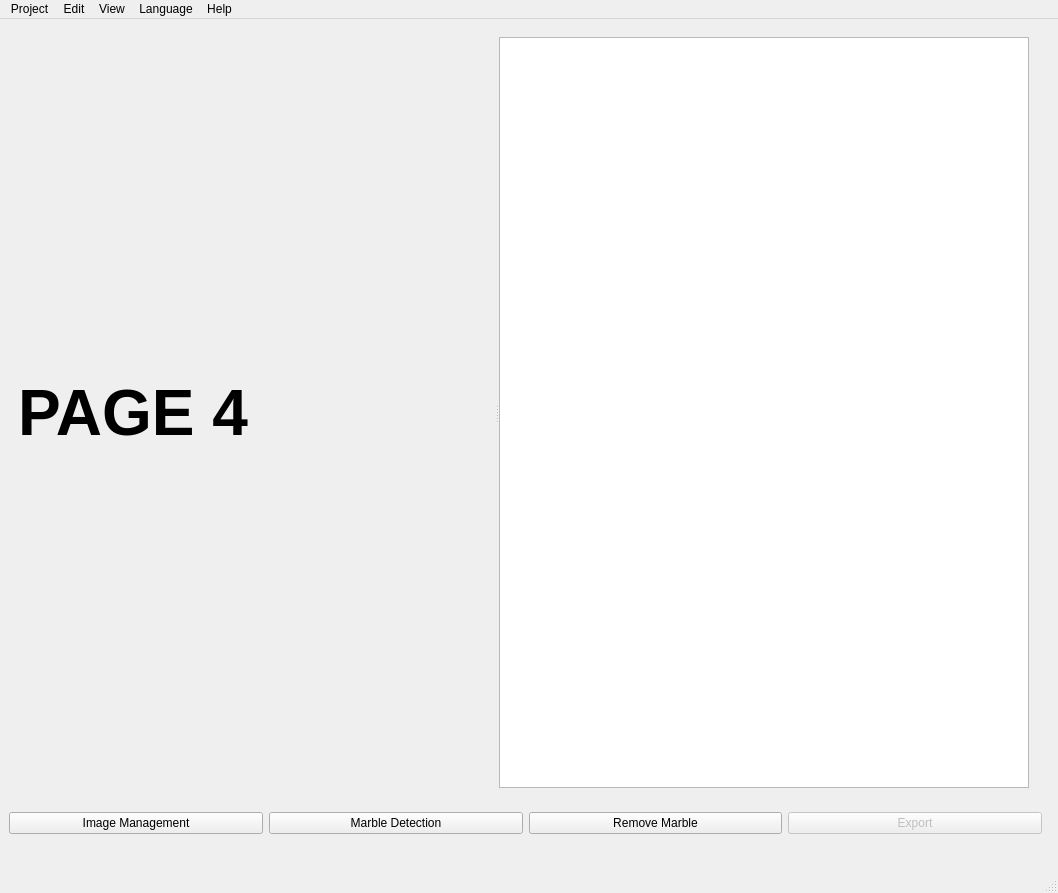
Before: the Qt Designer form RTIe/RTIe_builder/system_ui.ui in Super-SaiyanSandwich/ECMM427, drawn with Qt 5.
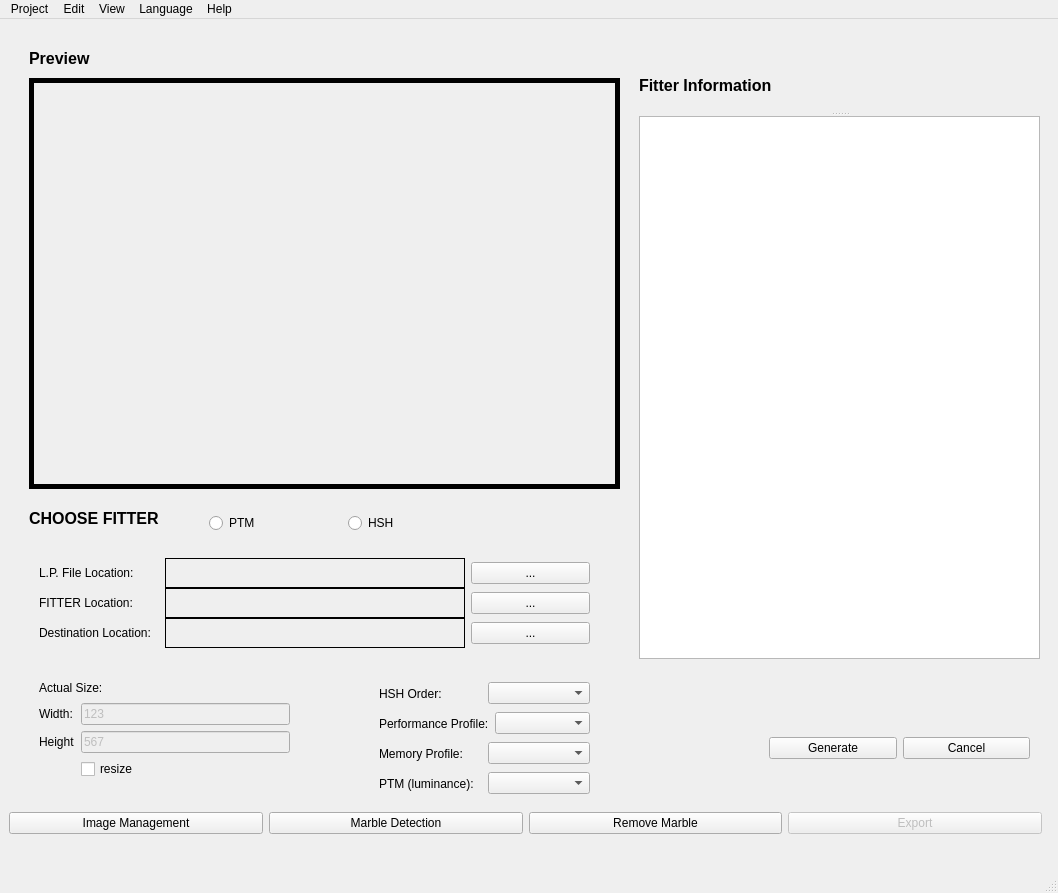
After: the same form once the commit is applied. The open tabs and pages were chosen to show the change. Icons and pictures are not drawn.

Commit message:
PTM Fitter
Added a Fitter page and have made the ptm fitter work as well as adding an error message when there are any files reqired as arguments missing.

```diff
--- a/RTIe/RTIe_builder/system_ui.ui
+++ b/RTIe/RTIe_builder/system_ui.ui
@@ -37,7 +37,7 @@
     </size>
    </property>
    <layout class="QGridLayout" name="gridLayout_2">
-    <item row="1" column="0">
+    <item row="0" column="1">
      <widget class="QStackedWidget" name="stackedWidget">
       <property name="enabled">
        <bool>true</bool>
@@ -2356,45 +2356,872 @@
          </item>
         </layout>
        </widget>
+       <widget class="QLabel" name="label_16">
+        <property name="geometry">
+         <rect>
+          <x>20</x>
+          <y>470</y>
+          <width>211</width>
+          <height>41</height>
+         </rect>
+        </property>
+        <property name="font">
+         <font>
+          <family>MS Shell Dlg 2</family>
+          <pointsize>12</pointsize>
+          <weight>75</weight>
+          <italic>false</italic>
+          <bold>true</bold>
+          <strikeout>false</strikeout>
+          <kerning>true</kerning>
+         </font>
+        </property>
+        <property name="text">
+         <string>CHOOSE FITTER</string>
+        </property>
+       </widget>
+       <widget class="QLabel" name="image_Label_3">
+        <property name="geometry">
+         <rect>
+          <x>20</x>
+          <y>50</y>
+          <width>591</width>
+          <height>411</height>
+         </rect>
+        </property>
+        <property name="sizePolicy">
+         <sizepolicy hsizetype="Expanding" vsizetype="Expanding">
+          <horstretch>0</horstretch>
+          <verstretch>0</verstretch>
+         </sizepolicy>
+        </property>
+        <property name="minimumSize">
+         <size>
+          <width>300</width>
+          <height>300</height>
+         </size>
+        </property>
+        <property name="frameShape">
+         <enum>QFrame::Box</enum>
+        </property>
+        <property name="frameShadow">
+         <enum>QFrame::Plain</enum>
+        </property>
+        <property name="lineWidth">
+         <number>5</number>
+        </property>
+        <property name="text">
+         <string/>
+        </property>
+        <property name="scaledContents">
+         <bool>true</bool>
+        </property>
+        <property name="alignment">
+         <set>Qt::AlignCenter</set>
+        </property>
+       </widget>
+       <widget class="QLabel" name="label_18">
+        <property name="geometry">
+         <rect>
+          <x>20</x>
+          <y>10</y>
+          <width>211</width>
+          <height>41</height>
+         </rect>
+        </property>
+        <property name="font">
+         <font>
+          <family>MS Shell Dlg 2</family>
+          <pointsize>12</pointsize>
+          <weight>75</weight>
+          <italic>false</italic>
+          <bold>true</bold>
+          <strikeout>false</strikeout>
+          <kerning>true</kerning>
+         </font>
+        </property>
+        <property name="text">
+         <string>Preview</string>
+        </property>
+       </widget>
+       <widget class="QWidget" name="layoutWidget">
+        <property name="geometry">
+         <rect>
+          <x>760</x>
+          <y>700</y>
+          <width>261</width>
+          <height>41</height>
+         </rect>
+        </property>
+        <layout class="QHBoxLayout" name="horizontalLayout_5">
+         <item>
+          <widget class="QPushButton" name="generate_Btn">
+           <property name="text">
+            <string>Generate</string>
+           </property>
+          </widget>
+         </item>
+         <item>
+          <widget class="QPushButton" name="pushButton_4">
+           <property name="enabled">
+            <bool>true</bool>
+           </property>
+           <property name="text">
+            <string>Cancel</string>
+           </property>
+          </widget>
+         </item>
+        </layout>
+       </widget>
        <widget class="QSplitter" name="splitter_2">
         <property name="geometry">
          <rect>
-          <x>9</x>
-          <y>9</y>
-          <width>1011</width>
-          <height>751</height>
+          <x>630</x>
+          <y>30</y>
+          <width>401</width>
+          <height>601</height>
          </rect>
         </property>
         <property name="orientation">
-         <enum>Qt::Horizontal</enum>
+         <enum>Qt::Vertical</enum>
         </property>
-        <widget class="QLabel" name="label_5">
-         <property name="sizePolicy">
-          <sizepolicy hsizetype="Expanding" vsizetype="Expanding">
-           <horstretch>0</horstretch>
-           <verstretch>0</verstretch>
-          </sizepolicy>
-         </property>
+        <widget class="QLabel" name="label_14">
          <property name="font">
           <font>
-           <pointsize>48</pointsize>
+           <pointsize>12</pointsize>
            <weight>75</weight>
            <bold>true</bold>
           </font>
          </property>
          <property name="text">
-          <string>PAGE 4</string>
+          <string>Fitter Information</string>
          </property>
         </widget>
-        <widget class="QListWidget" name="listWidget_5">
-         <property name="sizePolicy">
-          <sizepolicy hsizetype="Expanding" vsizetype="Expanding">
-           <horstretch>0</horstretch>
-           <verstretch>0</verstretch>
-          </sizepolicy>
+        <widget class="QTextBrowser" name="fitter_Info">
+         <property name="html">
+          <string>&lt;!DOCTYPE HTML PUBLIC &quot;-//W3C//DTD HTML 4.0//EN&quot; &quot;http://www.w3.org/TR/REC-html40/strict.dtd&quot;&gt;
+&lt;html&gt;&lt;head&gt;&lt;meta name=&quot;qrichtext&quot; content=&quot;1&quot; /&gt;&lt;style type=&quot;text/css&quot;&gt;
+p, li { white-space: pre-wrap; }
+&lt;/style&gt;&lt;/head&gt;&lt;body style=&quot; font-family:'MS Shell Dlg 2'; font-size:7.8pt; font-weight:400; font-style:normal;&quot;&gt;
+&lt;p style=&quot;-qt-paragraph-type:empty; margin-top:0px; margin-bottom:0px; margin-left:0px; margin-right:0px; -qt-block-indent:0; text-indent:0px; font-family:'MS Shell Dlg 2';&quot;&gt;&lt;br /&gt;&lt;/p&gt;&lt;/body&gt;&lt;/html&gt;</string>
          </property>
         </widget>
        </widget>
+       <widget class="QWidget" name="layoutWidget_11">
+        <property name="geometry">
+         <rect>
+          <x>30</x>
+          <y>650</y>
+          <width>251</width>
+          <height>101</height>
+         </rect>
+        </property>
+        <layout class="QGridLayout" name="gridLayout_6">
+         <item row="0" column="0" colspan="2">
+          <widget class="QLabel" name="label_22">
+           <property name="text">
+            <string>Actual Size:</string>
+           </property>
+          </widget>
+         </item>
+         <item row="2" column="0">
+          <widget class="QLabel" name="label_24">
+           <property name="text">
+            <string>Width:</string>
+           </property>
+          </widget>
+         </item>
+         <item row="3" column="0">
+          <widget class="QLabel" name="label_25">
+           <property name="text">
+            <string>Height</string>
+           </property>
+          </widget>
+         </item>
+         <item row="4" column="1">
+          <widget class="QCheckBox" name="resize_Checkbox">
+           <property name="text">
+            <string>resize</string>
+           </property>
+           <property name="checked">
+            <bool>false</bool>
+           </property>
+          </widget>
+         </item>
+         <item row="2" column="1">
+          <widget class="QLineEdit" name="width_Measurement">
+           <property name="enabled">
+            <bool>false</bool>
+           </property>
+           <property name="text">
+            <string>123</string>
+           </property>
+          </widget>
+         </item>
+         <item row="3" column="1">
+          <widget class="QLineEdit" name="height_Measurement">
+           <property name="enabled">
+            <bool>false</bool>
+           </property>
+           <property name="text">
+            <string>567</string>
+           </property>
+          </widget>
+         </item>
+        </layout>
+       </widget>
+       <widget class="QWidget" name="layoutWidget_14">
+        <property name="geometry">
+         <rect>
+          <x>370</x>
+          <y>680</y>
+          <width>211</width>
+          <height>31</height>
+         </rect>
+        </property>
+        <layout class="QHBoxLayout" name="horizontalLayout_17">
+         <item>
+          <widget class="QLabel" name="label_28">
+           <property name="text">
+            <string>Performance Profile:</string>
+           </property>
+          </widget>
+         </item>
+         <item>
+          <widget class="QComboBox" name="performance_Profile">
+           <item>
+            <property name="text">
+             <string/>
+            </property>
+           </item>
+           <item>
+            <property name="text">
+             <string>1</string>
+            </property>
+           </item>
+           <item>
+            <property name="text">
+             <string>2</string>
+            </property>
+           </item>
+           <item>
+            <property name="text">
+             <string>3</string>
+            </property>
+           </item>
+          </widget>
+         </item>
+        </layout>
+       </widget>
+       <widget class="QWidget" name="layoutWidget_15">
+        <property name="geometry">
+         <rect>
+          <x>370</x>
+          <y>710</y>
+          <width>211</width>
+          <height>31</height>
+         </rect>
+        </property>
+        <layout class="QHBoxLayout" name="horizontalLayout_18">
+         <item>
+          <widget class="QLabel" name="label_29">
+           <property name="text">
+            <string>Memory Profile:</string>
+           </property>
+          </widget>
+         </item>
+         <item>
+          <widget class="QComboBox" name="Memory_Profile">
+           <item>
+            <property name="text">
+             <string/>
+            </property>
+           </item>
+           <item>
+            <property name="text">
+             <string>1</string>
+            </property>
+           </item>
+           <item>
+            <property name="text">
+             <string>2</string>
+            </property>
+           </item>
+           <item>
+            <property name="text">
+             <string>3</string>
+            </property>
+           </item>
+          </widget>
+         </item>
+        </layout>
+       </widget>
+       <widget class="QWidget" name="layoutWidget_13">
+        <property name="geometry">
+         <rect>
+          <x>370</x>
+          <y>650</y>
+          <width>211</width>
+          <height>31</height>
+         </rect>
+        </property>
+        <layout class="QHBoxLayout" name="horizontalLayout_16">
+         <item>
+          <widget class="QLabel" name="label_27">
+           <property name="text">
+            <string>HSH Order:</string>
+           </property>
+          </widget>
+         </item>
+         <item>
+          <widget class="QComboBox" name="hsh_Order">
+           <item>
+            <property name="text">
+             <string/>
+            </property>
+           </item>
+           <item>
+            <property name="text">
+             <string>1</string>
+            </property>
+           </item>
+           <item>
+            <property name="text">
+             <string>2</string>
+            </property>
+           </item>
+           <item>
+            <property name="text">
+             <string>3</string>
+            </property>
+           </item>
+          </widget>
+         </item>
+        </layout>
+       </widget>
+       <widget class="QWidget" name="layoutWidget">
+        <property name="geometry">
+         <rect>
+          <x>200</x>
+          <y>480</y>
+          <width>271</width>
+          <height>31</height>
+         </rect>
+        </property>
+        <layout class="QHBoxLayout" name="horizontalLayout_3">
+         <item>
+          <widget class="QRadioButton" name="ptm_Fitter">
+           <property name="enabled">
+            <bool>true</bool>
+           </property>
+           <property name="text">
+            <string>PTM</string>
+           </property>
+           <property name="checkable">
+            <bool>true</bool>
+           </property>
+           <property name="checked">
+            <bool>false</bool>
+           </property>
+           <property name="autoExclusive">
+            <bool>true</bool>
+           </property>
+          </widget>
+         </item>
+         <item>
+          <widget class="QRadioButton" name="hsh_Fitter">
+           <property name="text">
+            <string>HSH</string>
+           </property>
+          </widget>
+         </item>
+        </layout>
+       </widget>
+       <widget class="QWidget" name="layoutWidget">
+        <property name="geometry">
+         <rect>
+          <x>30</x>
+          <y>530</y>
+          <width>551</width>
+          <height>30</height>
+         </rect>
+        </property>
+        <layout class="QHBoxLayout" name="horizontalLayout_6">
+         <item>
+          <widget class="QLabel" name="label_26">
+           <property name="text">
+            <string>L.P. File Location:</string>
+           </property>
+          </widget>
+         </item>
+         <item>
+          <widget class="QLabel" name="temp">
+           <property name="enabled">
+            <bool>true</bool>
+           </property>
+           <property name="sizePolicy">
+            <sizepolicy hsizetype="Preferred" vsizetype="Preferred">
+             <horstretch>0</horstretch>
+             <verstretch>0</verstretch>
+            </sizepolicy>
+           </property>
+           <property name="minimumSize">
+            <size>
+             <width>300</width>
+             <height>0</height>
+            </size>
+           </property>
+           <property name="palette">
+            <palette>
+             <active>
+              <colorrole role="WindowText">
+               <brush brushstyle="SolidPattern">
+                <color alpha="255">
+                 <red>0</red>
+                 <green>0</green>
+                 <blue>0</blue>
+                </color>
+               </brush>
+              </colorrole>
+              <colorrole role="Text">
+               <brush brushstyle="SolidPattern">
+                <color alpha="255">
+                 <red>0</red>
+                 <green>0</green>
+                 <blue>0</blue>
+                </color>
+               </brush>
+              </colorrole>
+              <colorrole role="PlaceholderText">
+               <brush brushstyle="SolidPattern">
+                <color alpha="128">
+                 <red>0</red>
+                 <green>0</green>
+                 <blue>0</blue>
+                </color>
+               </brush>
+              </colorrole>
+             </active>
+             <inactive>
+              <colorrole role="WindowText">
+               <brush brushstyle="SolidPattern">
+                <color alpha="255">
+                 <red>0</red>
+                 <green>0</green>
+                 <blue>0</blue>
+                </color>
+               </brush>
+              </colorrole>
+              <colorrole role="Text">
+               <brush brushstyle="SolidPattern">
+                <color alpha="255">
+                 <red>0</red>
+                 <green>0</green>
+                 <blue>0</blue>
+                </color>
+               </brush>
+              </colorrole>
+              <colorrole role="PlaceholderText">
+               <brush brushstyle="SolidPattern">
+                <color alpha="128">
+                 <red>0</red>
+                 <green>0</green>
+                 <blue>0</blue>
+                </color>
+               </brush>
+              </colorrole>
+             </inactive>
+             <disabled>
+              <colorrole role="WindowText">
+               <brush brushstyle="SolidPattern">
+                <color alpha="127">
+                 <red>255</red>
+                 <green>255</green>
+                 <blue>255</blue>
+                </color>
+               </brush>
+              </colorrole>
+              <colorrole role="Text">
+               <brush brushstyle="SolidPattern">
+                <color alpha="127">
+                 <red>255</red>
+                 <green>255</green>
+                 <blue>255</blue>
+                </color>
+               </brush>
+              </colorrole>
+              <colorrole role="PlaceholderText">
+               <brush brushstyle="SolidPattern">
+                <color alpha="128">
+                 <red>231</red>
+                 <green>231</green>
+                 <blue>231</blue>
+                </color>
+               </brush>
+              </colorrole>
+             </disabled>
+            </palette>
+           </property>
+           <property name="frameShape">
+            <enum>QFrame::Box</enum>
+           </property>
+           <property name="frameShadow">
+            <enum>QFrame::Plain</enum>
+           </property>
+           <property name="lineWidth">
+            <number>1</number>
+           </property>
+           <property name="text">
+            <string/>
+           </property>
+           <property name="scaledContents">
+            <bool>false</bool>
+           </property>
+           <property name="wordWrap">
+            <bool>false</bool>
+           </property>
+           <property name="textInteractionFlags">
+            <set>Qt::LinksAccessibleByMouse|Qt::TextEditable|Qt::TextEditorInteraction|Qt::TextSelectableByKeyboard|Qt::TextSelectableByMouse</set>
+           </property>
+          </widget>
+         </item>
+         <item>
+          <widget class="QPushButton" name="lp_Location">
+           <property name="text">
+            <string>...</string>
+           </property>
+          </widget>
+         </item>
+        </layout>
+       </widget>
+       <widget class="QWidget" name="layoutWidget">
+        <property name="geometry">
+         <rect>
+          <x>30</x>
+          <y>560</y>
+          <width>551</width>
+          <height>30</height>
+         </rect>
+        </property>
+        <layout class="QHBoxLayout" name="horizontalLayout_11">
+         <item>
+          <widget class="QLabel" name="label_15">
+           <property name="text">
+            <string>FITTER Location:</string>
+           </property>
+          </widget>
+         </item>
+         <item>
+          <widget class="QLabel" name="fitter_Placeholder">
+           <property name="sizePolicy">
+            <sizepolicy hsizetype="Preferred" vsizetype="Preferred">
+             <horstretch>0</horstretch>
+             <verstretch>0</verstretch>
+            </sizepolicy>
+           </property>
+           <property name="minimumSize">
+            <size>
+             <width>300</width>
+             <height>0</height>
+            </size>
+           </property>
+           <property name="palette">
+            <palette>
+             <active>
+              <colorrole role="WindowText">
+               <brush brushstyle="SolidPattern">
+                <color alpha="255">
+                 <red>0</red>
+                 <green>0</green>
+                 <blue>0</blue>
+                </color>
+               </brush>
+              </colorrole>
+              <colorrole role="Text">
+               <brush brushstyle="SolidPattern">
+                <color alpha="255">
+                 <red>0</red>
+                 <green>0</green>
+                 <blue>0</blue>
+                </color>
+               </brush>
+              </colorrole>
+              <colorrole role="PlaceholderText">
+               <brush brushstyle="SolidPattern">
+                <color alpha="128">
+                 <red>0</red>
+                 <green>0</green>
+                 <blue>0</blue>
+                </color>
+               </brush>
+              </colorrole>
+             </active>
+             <inactive>
+              <colorrole role="WindowText">
+               <brush brushstyle="SolidPattern">
+                <color alpha="255">
+                 <red>0</red>
+                 <green>0</green>
+                 <blue>0</blue>
+                </color>
+               </brush>
+              </colorrole>
+              <colorrole role="Text">
+               <brush brushstyle="SolidPattern">
+                <color alpha="255">
+                 <red>0</red>
+                 <green>0</green>
+                 <blue>0</blue>
+                </color>
+               </brush>
+              </colorrole>
+              <colorrole role="PlaceholderText">
+               <brush brushstyle="SolidPattern">
+                <color alpha="128">
+                 <red>0</red>
+                 <green>0</green>
+                 <blue>0</blue>
+                </color>
+               </brush>
+              </colorrole>
+             </inactive>
+             <disabled>
+              <colorrole role="WindowText">
+               <brush brushstyle="SolidPattern">
+                <color alpha="127">
+                 <red>255</red>
+                 <green>255</green>
+                 <blue>255</blue>
+                </color>
+               </brush>
+              </colorrole>
+              <colorrole role="Text">
+               <brush brushstyle="SolidPattern">
+                <color alpha="127">
+                 <red>255</red>
+                 <green>255</green>
+                 <blue>255</blue>
+                </color>
+               </brush>
+              </colorrole>
+              <colorrole role="PlaceholderText">
+               <brush brushstyle="SolidPattern">
+                <color alpha="128">
+                 <red>231</red>
+                 <green>231</green>
+                 <blue>231</blue>
+                </color>
+               </brush>
+              </colorrole>
+             </disabled>
+            </palette>
+           </property>
+           <property name="autoFillBackground">
+            <bool>false</bool>
+           </property>
+           <property name="locale">
+            <locale language="English" country="UnitedKingdom"/>
+           </property>
+           <property name="frameShape">
+            <enum>QFrame::Box</enum>
+           </property>
+           <property name="frameShadow">
+            <enum>QFrame::Plain</enum>
+           </property>
+           <property name="lineWidth">
+            <number>1</number>
+           </property>
+           <property name="text">
+            <string/>
+           </property>
+          </widget>
+         </item>
+         <item>
+          <widget class="QPushButton" name="fitter_Location">
+           <property name="text">
+            <string>...</string>
+           </property>
+          </widget>
+         </item>
+        </layout>
+       </widget>
+       <widget class="QWidget" name="layoutWidget">
+        <property name="geometry">
+         <rect>
+          <x>30</x>
+          <y>590</y>
+          <width>551</width>
+          <height>30</height>
+         </rect>
+        </property>
+        <layout class="QHBoxLayout" name="horizontalLayout_13">
+         <item>
+          <widget class="QLabel" name="label_20">
+           <property name="text">
+            <string>Destination Location:</string>
+           </property>
+          </widget>
+         </item>
+         <item>
+          <widget class="QLabel" name="output_Placeholder">
+           <property name="minimumSize">
+            <size>
+             <width>300</width>
+             <height>0</height>
+            </size>
+           </property>
+           <property name="palette">
+            <palette>
+             <active>
+              <colorrole role="WindowText">
+               <brush brushstyle="SolidPattern">
+                <color alpha="255">
+                 <red>0</red>
+                 <green>0</green>
+                 <blue>0</blue>
+                </color>
+               </brush>
+              </colorrole>
+              <colorrole role="Text">
+               <brush brushstyle="SolidPattern">
+                <color alpha="255">
+                 <red>0</red>
+                 <green>0</green>
+                 <blue>0</blue>
+                </color>
+               </brush>
+              </colorrole>
+              <colorrole role="PlaceholderText">
+               <brush brushstyle="SolidPattern">
+                <color alpha="128">
+                 <red>0</red>
+                 <green>0</green>
+                 <blue>0</blue>
+                </color>
+               </brush>
+              </colorrole>
+             </active>
+             <inactive>
+              <colorrole role="WindowText">
+               <brush brushstyle="SolidPattern">
+                <color alpha="255">
+                 <red>0</red>
+                 <green>0</green>
+                 <blue>0</blue>
+                </color>
+               </brush>
+              </colorrole>
+              <colorrole role="Text">
+               <brush brushstyle="SolidPattern">
+                <color alpha="255">
+                 <red>0</red>
+                 <green>0</green>
+                 <blue>0</blue>
+                </color>
+               </brush>
+              </colorrole>
+              <colorrole role="PlaceholderText">
+               <brush brushstyle="SolidPattern">
+                <color alpha="128">
+                 <red>0</red>
+                 <green>0</green>
+                 <blue>0</blue>
+                </color>
+               </brush>
+              </colorrole>
+             </inactive>
+             <disabled>
+              <colorrole role="WindowText">
+               <brush brushstyle="SolidPattern">
+                <color alpha="127">
+                 <red>255</red>
+                 <green>255</green>
+                 <blue>255</blue>
+                </color>
+               </brush>
+              </colorrole>
+              <colorrole role="Text">
+               <brush brushstyle="SolidPattern">
+                <color alpha="127">
+                 <red>255</red>
+                 <green>255</green>
+                 <blue>255</blue>
+                </color>
+               </brush>
+              </colorrole>
+              <colorrole role="PlaceholderText">
+               <brush brushstyle="SolidPattern">
+                <color alpha="128">
+                 <red>231</red>
+                 <green>231</green>
+                 <blue>231</blue>
+                </color>
+               </brush>
+              </colorrole>
+             </disabled>
+            </palette>
+           </property>
+           <property name="frameShape">
+            <enum>QFrame::Box</enum>
+           </property>
+           <property name="frameShadow">
+            <enum>QFrame::Plain</enum>
+           </property>
+           <property name="lineWidth">
+            <number>1</number>
+           </property>
+           <property name="text">
+            <string/>
+           </property>
+          </widget>
+         </item>
+         <item>
+          <widget class="QPushButton" name="output_Location">
+           <property name="text">
+            <string>...</string>
+           </property>
+          </widget>
+         </item>
+        </layout>
+       </widget>
+       <widget class="QWidget" name="layoutWidget_26">
+        <property name="geometry">
+         <rect>
+          <x>370</x>
+          <y>740</y>
+          <width>211</width>
+          <height>31</height>
+         </rect>
+        </property>
+        <layout class="QHBoxLayout" name="horizontalLayout_31">
+         <item>
+          <widget class="QLabel" name="label_38">
+           <property name="text">
+            <string>PTM (luminance):</string>
+           </property>
+          </widget>
+         </item>
+         <item>
+          <widget class="QComboBox" name="ptm_Luminance">
+           <item>
+            <property name="text">
+             <string/>
+            </property>
+           </item>
+           <item>
+            <property name="text">
+             <string>RGB</string>
+            </property>
+           </item>
+           <item>
+            <property name="text">
+             <string>LRGB</string>
+            </property>
+           </item>
+          </widget>
+         </item>
+        </layout>
+       </widget>
       </widget>
       <widget class="QWidget" name="page5">
        <property name="sizePolicy">
```
Left out of the diff: 114 changed lines with no effect on the pictures. The commit also changes 15 other files.
